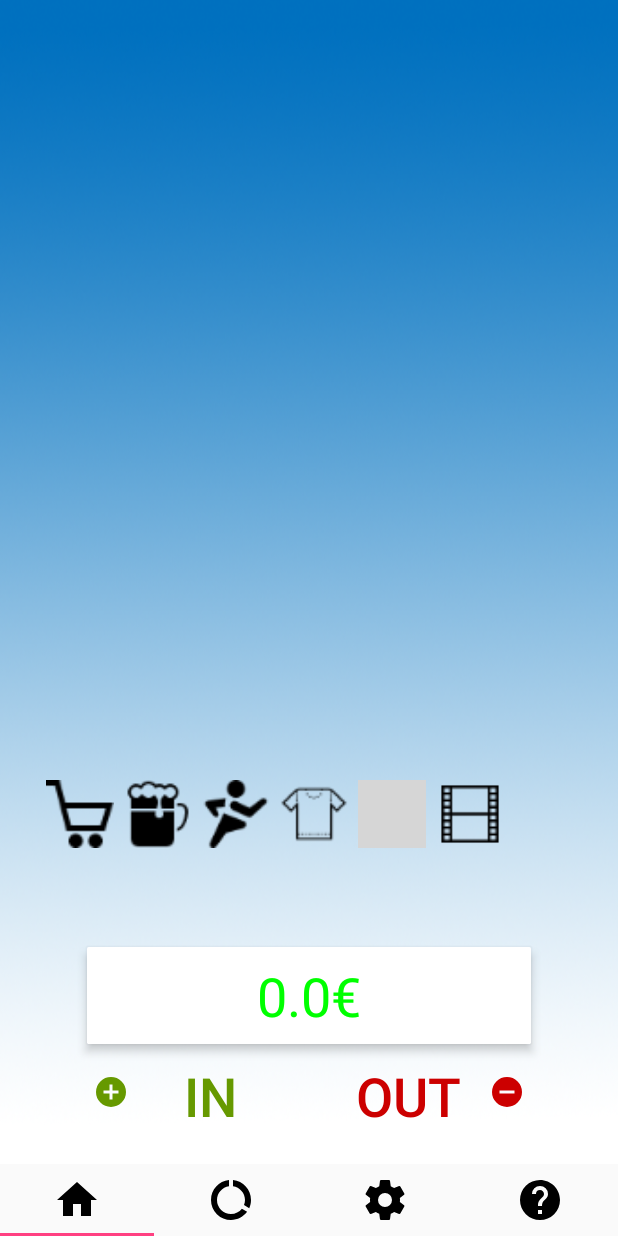
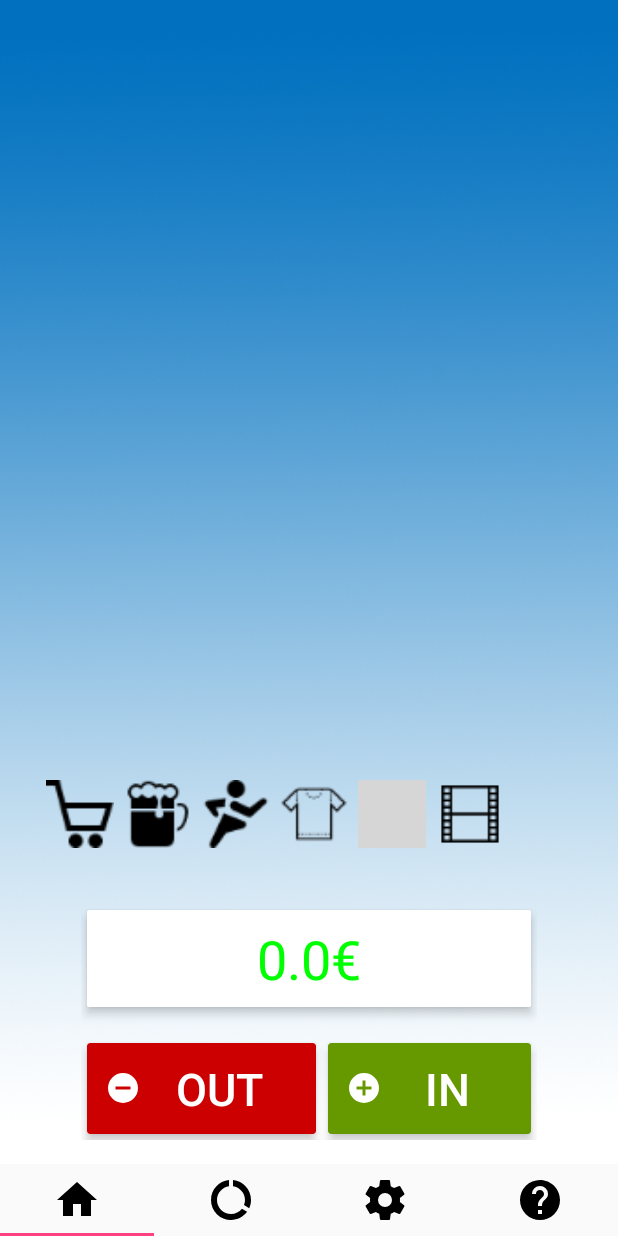
Before and after one commit to Beo1337/CashofClans, an Android app: the screen it shows after launch (MainActivity), on a phone screen of 412 x 824 dp. Run offline under Robolectric (Android 15) with nearby library versions, the phone set to English and light mode, and no system bars; 5 statements that could not run were skipped; grey boxes are pictures that could not be loaded.

Commit message:
Out/In fancyness!

```diff
--- a/app/src/main/java/com/cashify/add/AddActivity.java
+++ b/app/src/main/java/com/cashify/add/AddActivity.java
@@ -90,8 +90,8 @@ public class AddActivity extends AppCompatActivity {
     protected void onCreate(Bundle savedInstanceState) {
         super.onCreate(savedInstanceState);
         setContentView(R.layout.activity_add);
-        Toolbar toolbar = (Toolbar) findViewById(R.id.toolbar);
-        setSupportActionBar(toolbar);
+        //Toolbar toolbar = (Toolbar) findViewById(R.id.toolbar);
+        //setSupportActionBar(toolbar);
 
         betrag = (EditText) findViewById(R.id.Betrag);
 
--- a/app/src/main/java/com/cashify/overview/ChangeEntryActivity.java
+++ b/app/src/main/java/com/cashify/overview/ChangeEntryActivity.java
@@ -100,8 +100,8 @@ public class ChangeEntryActivity extends AppCompatActivity {
     protected void onCreate(Bundle savedInstanceState) {
         super.onCreate(savedInstanceState);
         setContentView(R.layout.activity_change_entry);
-        Toolbar toolbar = (Toolbar) findViewById(R.id.toolbar);
-        setSupportActionBar(toolbar);
+        //Toolbar toolbar = (Toolbar) findViewById(R.id.toolbar);
+        //setSupportActionBar(toolbar);
 
         betrag = (EditText) findViewById(R.id.Betrag);
         title = (EditText) findViewById(R.id.title);
--- a/app/src/main/res/layout/fragment_main.xml
+++ b/app/src/main/res/layout/fragment_main.xml
@@ -124,11 +124,7 @@
         <android.support.v7.widget.CardView
             android:layout_width="match_parent"
             android:layout_height="match_parent"
-            android:layout_marginEnd="8dp"
-            android:layout_marginLeft="8dp"
-            android:layout_marginRight="8dp"
-            android:layout_marginStart="8dp"
-            android:layout_marginTop="16dp"
+            android:layout_margin="4dp"
             app:cardBackgroundColor="?attr/colorBackgroundFloating"
             app:cardCornerRadius="1dp"
             app:cardElevation="4dp"
@@ -161,6 +157,10 @@
 
         </android.support.v7.widget.CardView>
 
+        <Space
+            android:layout_width="match_parent"
+            android:layout_height="16dp" />
+
         <LinearLayout
             android:layout_width="match_parent"
             android:layout_height="wrap_content"
@@ -169,39 +169,61 @@
             tools:layout_editor_absoluteX="8dp"
             tools:layout_editor_absoluteY="76dp">
 
-            <Button
-                android:id="@+id/main_add"
-                style="@style/Widget.AppCompat.Button.Borderless"
-                android:layout_width="88dp"
-                android:layout_height="64dp"
+            <android.support.v7.widget.CardView
+                android:layout_width="wrap_content"
+                android:layout_height="wrap_content"
+                android:layout_margin="4dp"
                 android:layout_weight="1"
-                android:backgroundTintMode="src_over"
-                android:onClick="add"
-                android:text="IN"
-                android:textColor="@android:color/holo_green_dark"
-                android:textColorLink="@android:color/holo_red_dark"
-                android:textSize="36sp"
-                android:drawableLeft="@drawable/plus_circle"
-                android:drawableTint="@android:color/holo_green_dark"
-                tools:layout_editor_absoluteX="8dp"
-                tools:layout_editor_absoluteY="117dp" />
+                app:cardBackgroundColor="@android:color/holo_red_dark"
+                app:cardElevation="4dp">
 
                 <Button
                     android:id="@+id/main_sub"
                     style="@style/Widget.AppCompat.Button.Borderless"
-                android:layout_width="88dp"
-                android:layout_height="64dp"
+                    android:layout_width="match_parent"
+                    android:layout_height="match_parent"
                     android:layout_weight="1"
                     android:backgroundTintMode="src_over"
+                    android:drawableLeft="@drawable/minus_circle"
+                    android:drawableTint="@color/colorWhite"
+                    android:elevation="4dp"
                     android:onClick="sub"
                     android:text="OUT"
-                android:textColor="@android:color/holo_red_dark"
+                    android:textColor="@color/colorWhite"
                     android:textColorLink="@android:color/holo_green_dark"
-                android:textSize="36sp"
-                android:drawableRight="@drawable/minus_circle"
-                android:drawableTint="@android:color/holo_red_dark"
+                    android:textSize="30sp"
                     tools:layout_editor_absoluteX="8dp"
                     tools:layout_editor_absoluteY="0dp" />
+            </android.support.v7.widget.CardView>
+
+            <android.support.v7.widget.CardView
+                android:layout_width="wrap_content"
+                android:layout_height="wrap_content"
+                android:layout_margin="4dp"
+                android:layout_weight="1"
+                app:cardBackgroundColor="@android:color/holo_green_dark"
+                app:cardElevation="4dp">
+
+                <Button
+                    android:id="@+id/main_add"
+                    style="@style/Widget.AppCompat.Button.Borderless"
+                    android:layout_width="match_parent"
+                    android:layout_height="match_parent"
+                    android:layout_weight="1"
+                    android:backgroundTintMode="src_over"
+                    android:drawableLeft="@drawable/plus_circle"
+                    android:drawableTint="@color/colorWhite"
+                    android:elevation="4dp"
+                    android:onClick="add"
+                    android:text="IN"
+                    android:textColor="@color/colorWhite"
+                    android:textColorLink="@android:color/holo_red_dark"
+                    android:textSize="30sp"
+                    tools:layout_editor_absoluteX="8dp"
+                    tools:layout_editor_absoluteY="117dp" />
+
+            </android.support.v7.widget.CardView>
+
         </LinearLayout>
 
     </LinearLayout>
```
Lines whose indentation alone changed are shown as unchanged.
